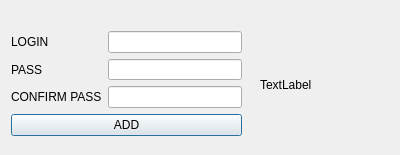
Qt form gpw_project/gpw_app/adduser.ui (torrancee/gpwapp) before a commit.
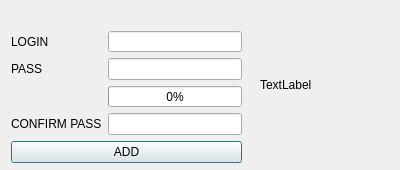
The same form after that commit.

The edit to the form file:
```diff
--- a/gpw_project/gpw_app/adduser.ui
+++ b/gpw_project/gpw_app/adduser.ui
@@ -7,7 +7,7 @@
     <x>0</x>
     <y>0</y>
     <width>400</width>
-    <height>155</height>
+    <height>170</height>
    </rect>
   </property>
   <property name="windowTitle">
@@ -32,7 +32,7 @@
      <x>11</x>
      <y>31</y>
      <width>231</width>
-     <height>105</height>
+     <height>132</height>
     </rect>
    </property>
    <layout class="QVBoxLayout" name="verticalLayout">
@@ -62,20 +62,27 @@
         </property>
        </widget>
       </item>
-      <item row="2" column="0">
+      <item row="3" column="0">
        <widget class="QLabel" name="confirm">
         <property name="text">
          <string>CONFIRM PASS</string>
         </property>
        </widget>
       </item>
-      <item row="2" column="1">
+      <item row="3" column="1">
        <widget class="QLineEdit" name="confirmEdit">
         <property name="echoMode">
          <enum>QLineEdit::Password</enum>
         </property>
        </widget>
       </item>
+      <item row="2" column="1">
+       <widget class="QProgressBar" name="progressBar">
+        <property name="value">
+         <number>0</number>
+        </property>
+       </widget>
+      </item>
      </layout>
     </item>
     <item>
```
